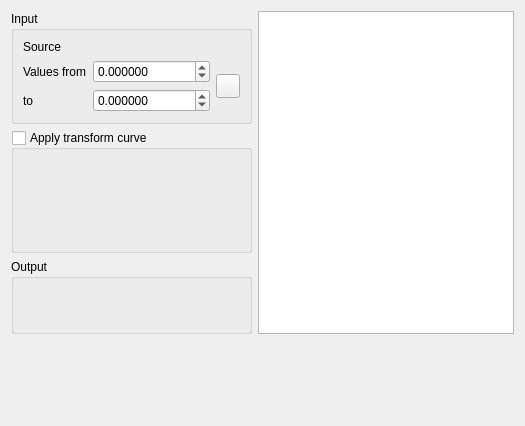
This is src/ui/qgspropertyassistantwidgetbase.ui in qgis/QGIS as Qt 5 draws it before an edit. The edited form follows.
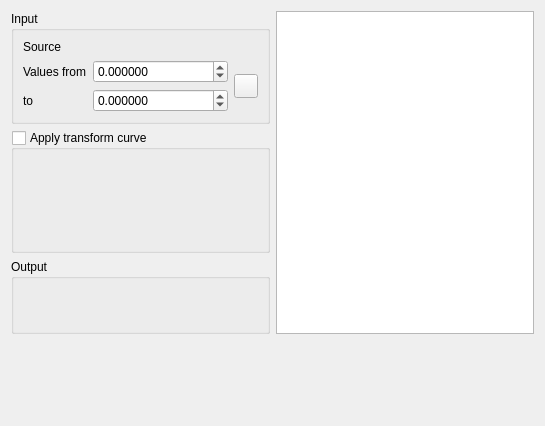
This is the edited form. Icons and pictures are not drawn. Custom widgets are drawn as their Qt base class.

Diff of the .ui file:
```diff
--- a/src/ui/qgspropertyassistantwidgetbase.ui
+++ b/src/ui/qgspropertyassistantwidgetbase.ui
@@ -6,7 +6,7 @@
    <rect>
     <x>0</x>
     <y>0</y>
-    <width>525</width>
+    <width>545</width>
     <height>426</height>
    </rect>
   </property>
```
Left out of the diff: 3 changed lines with no effect on the pictures.
